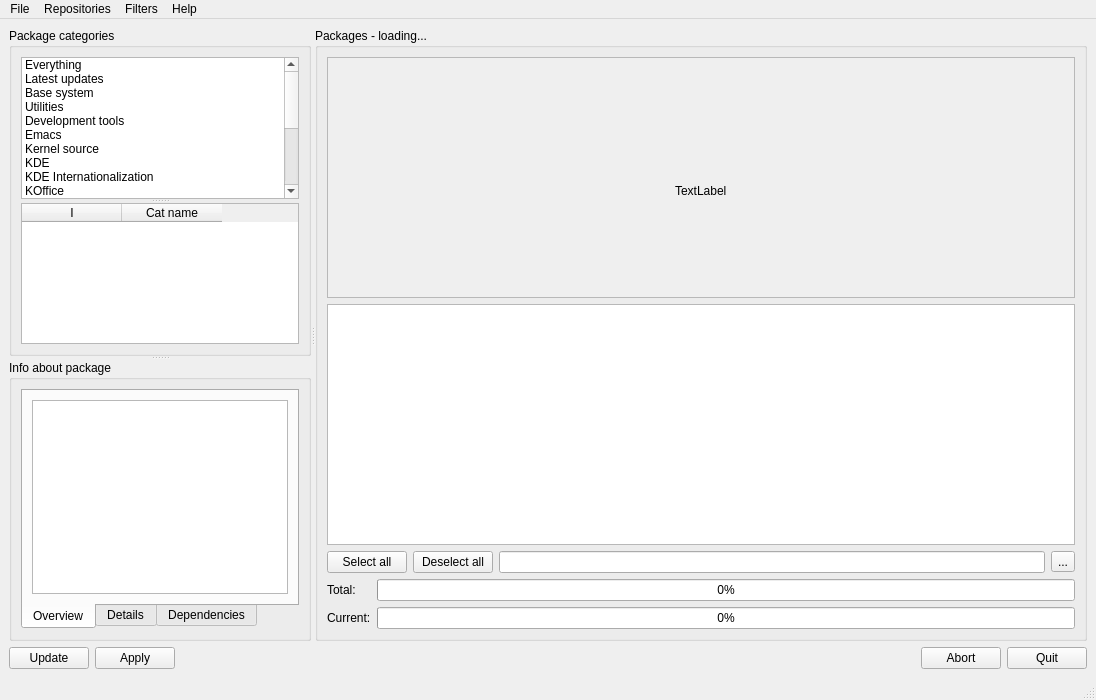
Old version of the form mpkg/manager/pkgmanager.ui in the repository BackupTheBerlios/mops.
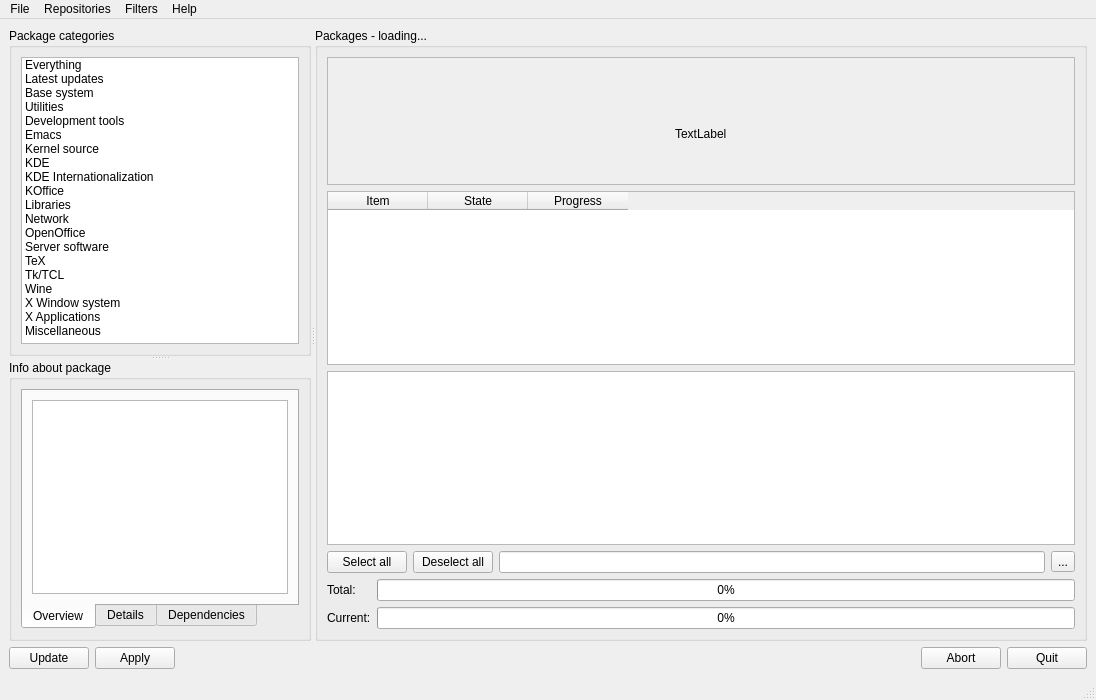
New version of the form. Icons and pictures are not drawn.

What changed in the file:
```diff
--- a/mpkg/manager/pkgmanager.ui
+++ b/mpkg/manager/pkgmanager.ui
@@ -242,27 +242,6 @@
              </property>
             </item>
            </widget>
-           <widget class="QTableWidget" name="categoryTable" >
-            <property name="selectionMode" >
-             <enum>QAbstractItemView::SingleSelection</enum>
-            </property>
-            <property name="selectionBehavior" >
-             <enum>QAbstractItemView::SelectRows</enum>
-            </property>
-            <property name="showGrid" >
-             <bool>false</bool>
-            </property>
-            <column>
-             <property name="text" >
-              <string>I</string>
-             </property>
-            </column>
-            <column>
-             <property name="text" >
-              <string>Cat name</string>
-             </property>
-            </column>
-           </widget>
           </widget>
          </item>
         </layout>
@@ -526,6 +505,34 @@
           </layout>
          </widget>
         </item>
+        <item>
+         <widget class="QTableWidget" name="progressTable" >
+          <property name="editTriggers" >
+           <set>QAbstractItemView::NoEditTriggers</set>
+          </property>
+          <property name="selectionMode" >
+           <enum>QAbstractItemView::NoSelection</enum>
+          </property>
+          <property name="selectionBehavior" >
+           <enum>QAbstractItemView::SelectRows</enum>
+          </property>
+          <column>
+           <property name="text" >
+            <string>Item</string>
+           </property>
+          </column>
+          <column>
+           <property name="text" >
+            <string>State</string>
+           </property>
+          </column>
+          <column>
+           <property name="text" >
+            <string>Progress</string>
+           </property>
+          </column>
+         </widget>
+        </item>
         <item>
          <widget class="QTableWidget" name="packageTable" >
           <property name="baseSize" >
```
Left out of the diff: 2 changed lines with no effect on the pictures.
